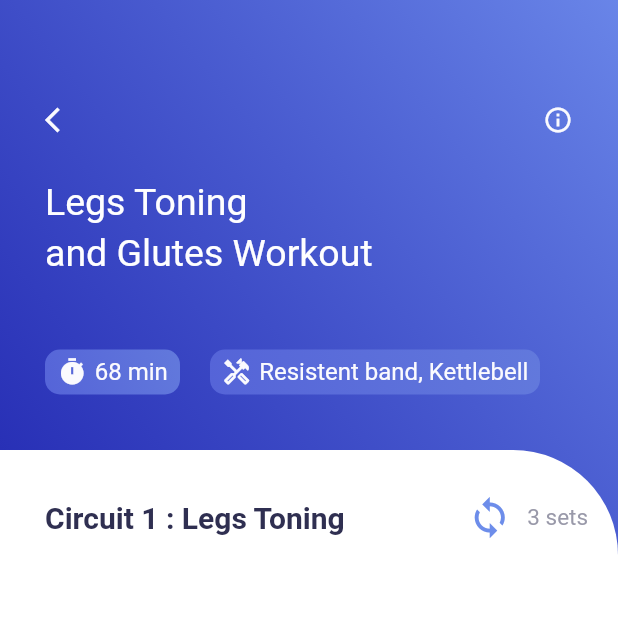
After one commit to sameelll/training-app-flutter, a Flutter app: the screen it shows after launch, after a tap on the "arrow forward" icon, on a phone screen of 412 x 824 dp, the top half of it. The commit adds this screen. Run offline on Flutter 3.47's test engine with Material 2 defaults, Android fonts, the light colour scheme and no system bars; our stand-ins replace get.

Commit message:
Project finished with initstate() error

```diff
--- a/lib/main.dart
+++ b/lib/main.dart
@@ -1,4 +1,5 @@
 import 'package:flutter/material.dart';
+import 'package:get/get.dart';
 import 'package:training_app/screens/home_screen.dart';
 
 void main() {
@@ -10,7 +11,7 @@ class MyApp extends StatelessWidget {
 
   @override
   Widget build(BuildContext context) {
-    return MaterialApp(
+    return GetMaterialApp(
       debugShowCheckedModeBanner: false,
       title: 'Training App',
       theme: ThemeData(
--- a/lib/screens/components/program_bar.dart
+++ b/lib/screens/components/program_bar.dart
@@ -1,5 +1,7 @@
 import 'package:flutter/material.dart';
+import 'package:get/get.dart';
 import 'package:training_app/colors.dart' as color;
+import 'package:training_app/video_info.dart';
 
 class ProgramBar extends StatelessWidget {
   const ProgramBar({
@@ -27,10 +29,15 @@ class ProgramBar extends StatelessWidget {
         const SizedBox(
           width: 5,
         ),
-        Icon(
-          Icons.arrow_forward,
-          size: 20,
-          color: color.AppColor.homePageIcons,
+        InkWell(
+          onTap: () {
+            Get.to(() => const VideoInfo());
+          },
+          child: Icon(
+            Icons.arrow_forward,
+            size: 20,
+            color: color.AppColor.homePageIcons,
+          ),
         )
       ],
     );
--- /dev/null
+++ b/lib/video_info.dart
@@ -0,0 +1,227 @@
+import 'dart:convert';
+
+import 'package:flutter/material.dart';
+import 'package:get/get.dart';
+import 'package:training_app/colors.dart' as color;
+
+class VideoInfo extends StatefulWidget {
+  const VideoInfo({Key? key}) : super(key: key);
+
+  @override
+  _VideoInfoState createState() => _VideoInfoState();
+}
+
+class _VideoInfoState extends State<VideoInfo> {
+  List info = [];
+
+  _initData() {
+    DefaultAssetBundle.of(context)
+        .loadString("json/videoinfo.json")
+        .then((value) {
+      info = json.decode(value);
+    });
+  }
+
+  @override
+  void initState() {
+    super.initState();
+    _initData();
+  }
+
+  @override
+  Widget build(BuildContext context) {
+    return Scaffold(
+      body: Container(
+        decoration: BoxDecoration(
+            gradient: LinearGradient(colors: [
+          color.AppColor.gradientFirst.withOpacity(0.9),
+          color.AppColor.gradientSecond
+        ], begin: const FractionalOffset(0.0, 0.4), end: Alignment.topRight)),
+        child: Column(
+          children: [
+            Container(
+              padding: const EdgeInsets.only(top: 70, left: 30, right: 30),
+              width: MediaQuery.of(context).size.width,
+              height: 300,
+              child: Column(
+                crossAxisAlignment: CrossAxisAlignment.start,
+                children: [
+                  Row(
+                    children: [
+                      InkWell(
+                        onTap: () {
+                          Get.back();
+                        },
+                        child: Icon(
+                          Icons.arrow_back_ios,
+                          size: 20,
+                          color: color.AppColor.secondPageIconColor,
+                        ),
+                      ),
+                      Expanded(
+                        child: Container(),
+                      ),
+                      Icon(
+                        Icons.info_outline,
+                        size: 20,
+                        color: color.AppColor.secondPageIconColor,
+                      )
+                    ],
+                  ),
+                  const SizedBox(
+                    height: 30,
+                  ),
+                  Text(
+                    'Legs Toning',
+                    style: TextStyle(
+                        fontSize: 25,
+                        color: color.AppColor.secondPageTitleColor),
+                  ),
+                  const SizedBox(
+                    height: 5,
+                  ),
+                  Text(
+                    'and Glutes Workout',
+                    style: TextStyle(
+                        fontSize: 25,
+                        color: color.AppColor.secondPageTitleColor),
+                  ),
+                  const SizedBox(
+                    height: 50,
+                  ),
+                  Row(
+                    children: [
+                      Container(
+                        width: 90,
+                        height: 30,
+                        decoration: BoxDecoration(
+                            borderRadius: BorderRadius.circular(10),
+                            gradient: LinearGradient(
+                                colors: [
+                                  color.AppColor
+                                      .secondPageContainerGradient1stColor,
+                                  color.AppColor
+                                      .secondPageContainerGradient2ndColor
+                                ],
+                                begin: Alignment.bottomLeft,
+                                end: Alignment.topRight)),
+                        child: Row(
+                          mainAxisAlignment: MainAxisAlignment.center,
+                          children: [
+                            Icon(
+                              Icons.timer,
+                              size: 20,
+                              color: color.AppColor.secondPageIconColor,
+                            ),
+                            const SizedBox(
+                              width: 5,
+                            ),
+                            Text(
+                              '68 min',
+                              style: TextStyle(
+                                  fontSize: 16,
+                                  color: color.AppColor.secondPageIconColor),
+                            )
+                          ],
+                        ),
+                      ),
+                      const SizedBox(
+                        width: 20,
+                      ),
+                      Container(
+                        width: 220,
+                        height: 30,
+                        decoration: BoxDecoration(
+                            borderRadius: BorderRadius.circular(10),
+                            gradient: LinearGradient(
+                                colors: [
+                                  color.AppColor
+                                      .secondPageContainerGradient1stColor,
+                                  color.AppColor
+                                      .secondPageContainerGradient2ndColor
+                                ],
+                                begin: Alignment.bottomLeft,
+                                end: Alignment.topRight)),
+                        child: Row(
+                          mainAxisAlignment: MainAxisAlignment.center,
+                          children: [
+                            Icon(
+                              Icons.handyman_outlined,
+                              size: 20,
+                              color: color.AppColor.secondPageIconColor,
+                            ),
+                            const SizedBox(
+                              width: 5,
+                            ),
+                            Text(
+                              'Resistent band, Kettlebell',
+                              style: TextStyle(
+                                  fontSize: 16,
+                                  color: color.AppColor.secondPageIconColor),
+                            )
+                          ],
+                        ),
+                      )
+                    ],
+                  ),
+                  const SizedBox(
+                    width: 20,
+                  ),
+                ],
+              ),
+            ),
+            Expanded(
+                child: Container(
+              decoration: const BoxDecoration(
+                borderRadius: BorderRadius.only(topRight: Radius.circular(70)),
+                color: Colors.white,
+              ),
+              child: Column(
+                children: [
+                  const SizedBox(
+                    height: 30,
+                  ),
+                  Row(
+                    children: [
+                      const SizedBox(
+                        width: 30,
+                      ),
+                      Text(
+                        'Circuit 1 : Legs Toning',
+                        style: TextStyle(
+                            fontSize: 20,
+                            fontWeight: FontWeight.bold,
+                            color: color.AppColor.circuitsColor),
+                      ),
+                      Expanded(child: Container()),
+                      Row(
+                        children: [
+                          Icon(
+                            Icons.loop,
+                            size: 30,
+                            color: color.AppColor.loopColor,
+                          ),
+                          const SizedBox(
+                            width: 10,
+                          ),
+                          Text(
+                            '3 sets',
+                            style: TextStyle(
+                                fontSize: 15, color: color.AppColor.setsColor),
+                          )
+                        ],
+                      ),
+                      const SizedBox(
+                        width: 20,
+                      )
+                    ],
+                  )
+                ],
+              ),
+            ))
+          ],
+        ),
+      ),
+    );
+  }
+}
--- a/pubspec.yaml
+++ b/pubspec.yaml
@@ -27,6 +27,7 @@ environment:
 # the latest version available on pub.dev. To see which dependencies have newer
 # versions available, run `flutter pub outdated`.
 dependencies:
+  get:
   flutter:
     sdk: flutter
 
```
Also changed, not shown: lib/colors.dart (+16 -16 lines), pubspec.lock.
